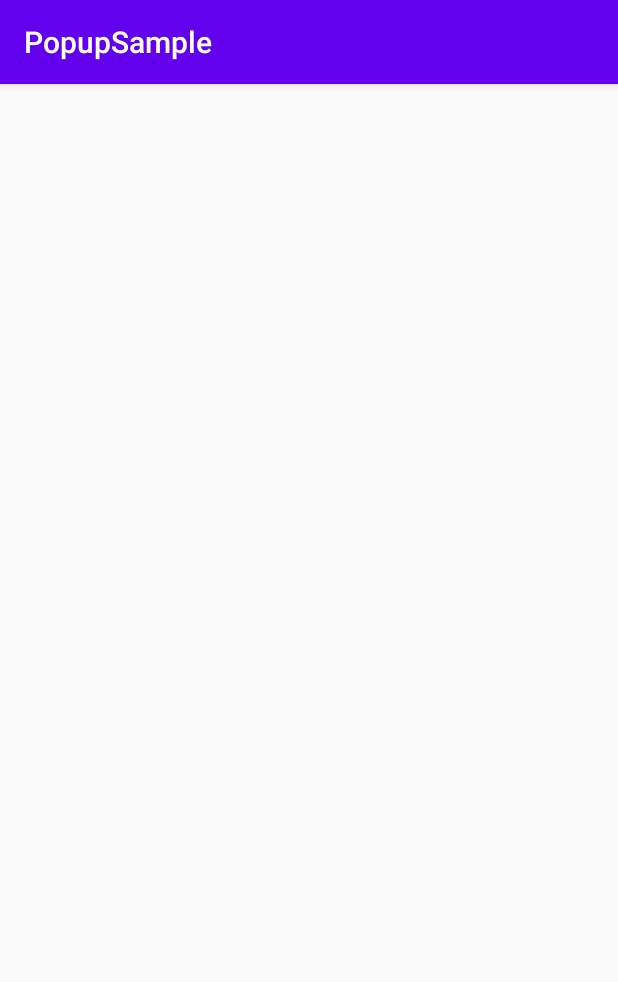
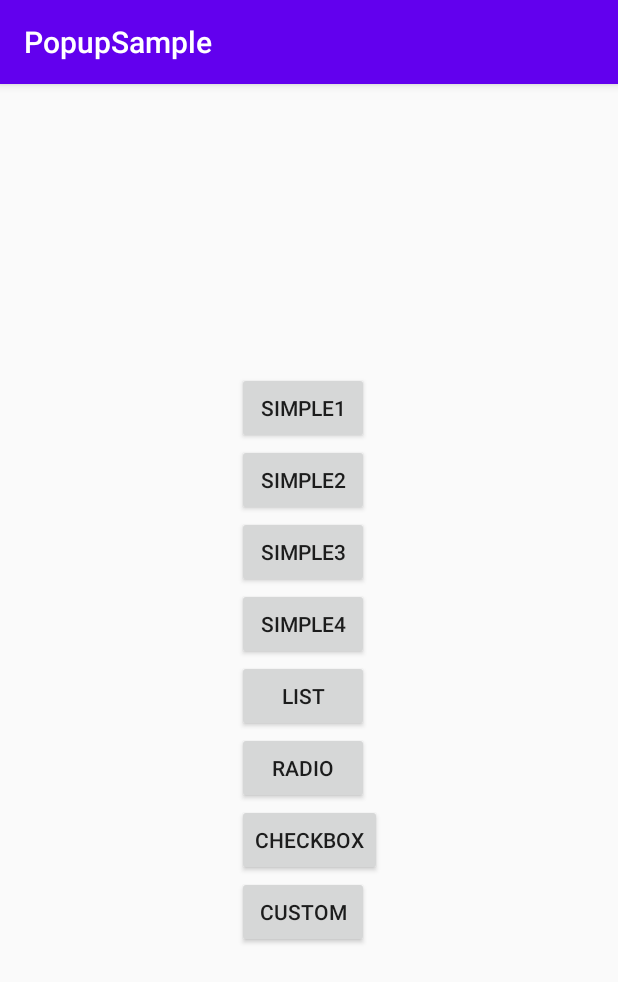
Before and after one commit to adventam10/PopupSample, an Android app: the DialogActivity screen opened directly, with no data from a screen before it, on a phone screen of 412 x 824 dp. Shown: the top 982 px of the screen. Run offline under Robolectric (Android 15) with nearby library versions, the phone set to English and light mode, and no system bars.

Commit message:
Add Dialog

```diff
--- a/PopupSample/app/build.gradle
+++ b/PopupSample/app/build.gradle
@@ -31,6 +31,7 @@ dependencies {
     implementation 'androidx.appcompat:appcompat:1.1.0'
     implementation 'androidx.core:core-ktx:1.3.0'
     implementation 'androidx.constraintlayout:constraintlayout:1.1.3'
+    implementation 'androidx.legacy:legacy-support-v4:1.0.0'
     testImplementation 'junit:junit:4.12'
     androidTestImplementation 'androidx.test.ext:junit:1.1.1'
     androidTestImplementation 'androidx.test.espresso:espresso-core:3.2.0'
--- a/PopupSample/app/src/main/java/com/example/popupsample/DialogActivity.kt
+++ b/PopupSample/app/src/main/java/com/example/popupsample/DialogActivity.kt
@@ -1,12 +1,106 @@
 package com.example.popupsample
 
+import android.os.Bundle
+import android.util.Log
+import android.widget.Button
 import androidx.appcompat.app.AppCompatActivity
-import android.os.Bundle
+import androidx.fragment.app.DialogFragment
 
-class DialogActivity : AppCompatActivity() {
+
+class DialogActivity : AppCompatActivity(), SimpleDialogFragment.SimpleDialogListener,
+    SimpleListDialogFragment.SimpleListDialogFragmentListener,
+    SimpleRadioDialogFragment.SimpleRadioDialogFragmentListener,
+    SimpleCheckboxDialogFragment.SimpleCheckboxDialogFragmentListener,
+    CustomDialogFragment.CustomDialogFragmentListener {
 
     override fun onCreate(savedInstanceState: Bundle?) {
         super.onCreate(savedInstanceState)
         setContentView(R.layout.activity_dialog)
+
+        findViewById<Button>(R.id.button1).setOnClickListener {
+            val dialog = SimpleDialogFragment.newInstance("タイトル", "メッセージ", "OK",
+                "Cancel", "Neutral")
+            dialog.show(supportFragmentManager, "A")
+        }
+
+        findViewById<Button>(R.id.button2).setOnClickListener {
+            val dialog = SimpleDialogFragment.newInstance("タイトル", "メッセージ", "OK",
+                "Cancel")
+            dialog.show(supportFragmentManager, "B")
+        }
+
+        findViewById<Button>(R.id.button3).setOnClickListener {
+            val dialog = SimpleDialogFragment.newInstance("タイトル", "メッセージ", "OK")
+            dialog.show(supportFragmentManager, "C")
+        }
+
+        findViewById<Button>(R.id.button4).setOnClickListener {
+            val dialog = SimpleDialogFragment.newInstance(message = "メッセージ", positiveTitle = "OK",
+                negativeTitle = "Cancel", neutralTitle = "Neutral")
+            dialog.show(supportFragmentManager, "D")
+        }
+
+        findViewById<Button>(R.id.button5).setOnClickListener {
+            val dialog = SimpleListDialogFragment.newInstance("タイトル", arrayOf("Red", "Green", "Blue"))
+            dialog.show(supportFragmentManager, "D")
+        }
+
+        findViewById<Button>(R.id.button6).setOnClickListener {
+            val dialog = SimpleRadioDialogFragment.newInstance("タイトル", arrayOf("Red", "Green", "Blue"),
+                1, "OK", "Cancel", "Neutral")
+            dialog.show(supportFragmentManager, "D")
+        }
+
+        findViewById<Button>(R.id.button7).setOnClickListener {
+            val dialog = SimpleCheckboxDialogFragment.newInstance("タイトル", arrayOf("Red", "Green", "Blue"),
+                arrayListOf(1, 2), "OK", "Cancel", "Neutral")
+            dialog.show(supportFragmentManager, "D")
+        }
+
+        findViewById<Button>(R.id.button8).setOnClickListener {
+            val dialog = CustomDialogFragment.newInstance("タイトル",
+                "OK", "Cancel", "Neutral")
+            dialog.show(supportFragmentManager, "D")
+        }
+    }
+
+    override fun onDialogPositiveClick(dialog: DialogFragment) {
+        Log.d("TAG", dialog.tag)
+    }
+
+    override fun onDialogNegativeClick(dialog: DialogFragment) {
+        Log.d("TAG", dialog.tag)
+    }
+
+    override fun onDialogNeutralClick(dialog: DialogFragment) {
+        Log.d("TAG", dialog.tag)
+    }
+
+    override fun onListDialogClick(dialog: DialogFragment, which: Int) {
+        Log.d("TAG", which.toString())
+    }
+
+    override fun onRadioDialogPositiveClick(dialog: DialogFragment, checkedItem: Int) {
+        Log.d("TAG", checkedItem.toString())
+    }
+
+    override fun onRadioDialogNegativeClick(dialog: DialogFragment, checkedItem: Int) {
+        Log.d("TAG", checkedItem.toString())
+    }
+
+    override fun onRadioDialogNeutralClick(dialog: DialogFragment, checkedItem: Int) {
+        Log.d("TAG", checkedItem.toString())
+    }
+
+    override fun onRadioDialogPositiveClick(dialog: DialogFragment, checkedItems: IntArray) {
+        Log.d("TAG", checkedItems.contentToString())
+    }
+
+    override fun onRadioDialogNegativeClick(dialog: DialogFragment, checkedItems: IntArray) {
+        Log.d("TAG", checkedItems.contentToString())
+    }
+
+    override fun onRadioDialogNeutralClick(dialog: DialogFragment, checkedItems: IntArray) {
+        Log.d("TAG", checkedItems.contentToString())
     }
 }
--- a/PopupSample/app/src/main/res/layout/activity_dialog.xml
+++ b/PopupSample/app/src/main/res/layout/activity_dialog.xml
@@ -6,4 +6,54 @@
     android:layout_height="match_parent"
     tools:context=".DialogActivity">
 
+    <LinearLayout
+        android:layout_width="wrap_content"
+        android:layout_height="wrap_content"
+        android:orientation="vertical"
+        app:layout_constraintStart_toStartOf="parent"
+        app:layout_constraintEnd_toEndOf="parent"
+        app:layout_constraintTop_toTopOf="parent"
+        app:layout_constraintBottom_toBottomOf="parent">
+
+        <Button
+            android:id="@+id/button1"
+            android:layout_width="wrap_content"
+            android:layout_height="wrap_content"
+            android:text="Simple1" />
+        <Button
+            android:id="@+id/button2"
+            android:layout_width="wrap_content"
+            android:layout_height="wrap_content"
+            android:text="Simple2" />
+        <Button
+            android:id="@+id/button3"
+            android:layout_width="wrap_content"
+            android:layout_height="wrap_content"
+            android:text="Simple3" />
+        <Button
+            android:id="@+id/button4"
+            android:layout_width="wrap_content"
+            android:layout_height="wrap_content"
+            android:text="Simple4" />
+        <Button
+            android:id="@+id/button5"
+            android:layout_width="wrap_content"
+            android:layout_height="wrap_content"
+            android:text="List" />
+        <Button
+            android:id="@+id/button6"
+            android:layout_width="wrap_content"
+            android:layout_height="wrap_content"
+            android:text="Radio" />
+        <Button
+            android:id="@+id/button7"
+            android:layout_width="wrap_content"
+            android:layout_height="wrap_content"
+            android:text="Checkbox" />
+        <Button
+            android:id="@+id/button8"
+            android:layout_width="wrap_content"
+            android:layout_height="wrap_content"
+            android:text="Custom" />
+    </LinearLayout>
 </androidx.constraintlayout.widget.ConstraintLayout>
```
Also changed, not shown: PopupSample/app/src/main/java/com/example/popupsample/SampleDialogFragment.kt (added, +384 -0 lines), PopupSample/app/src/main/res/layout/custom_dialog.xml (added, +48 -0 lines), 1 other file.
